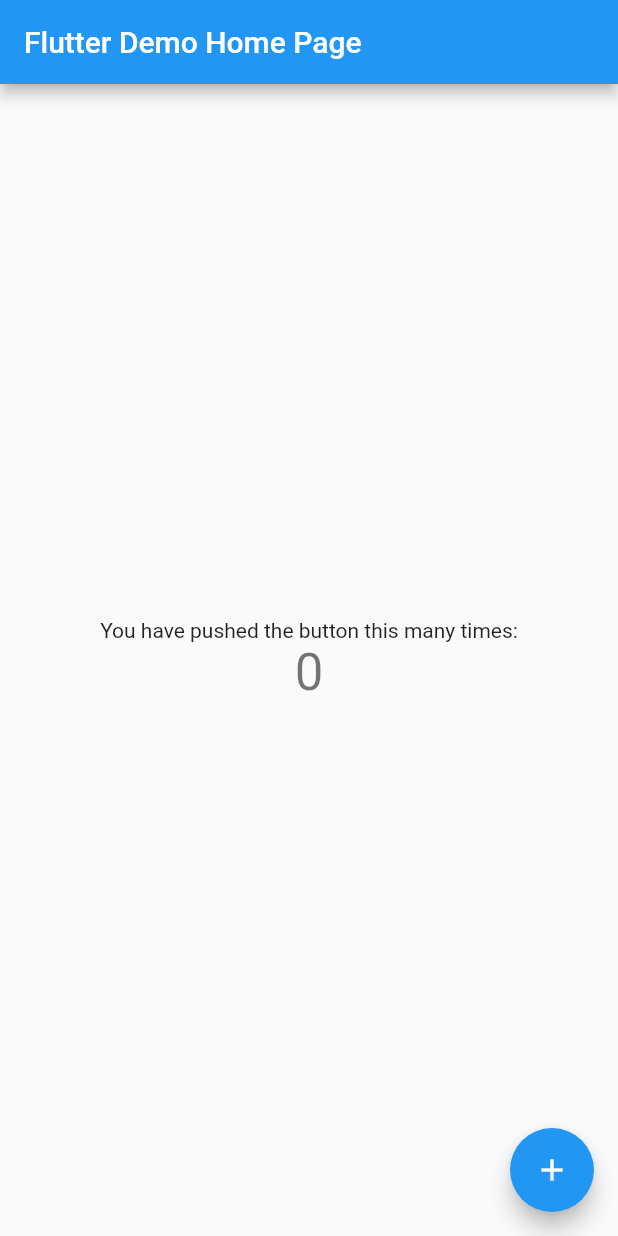
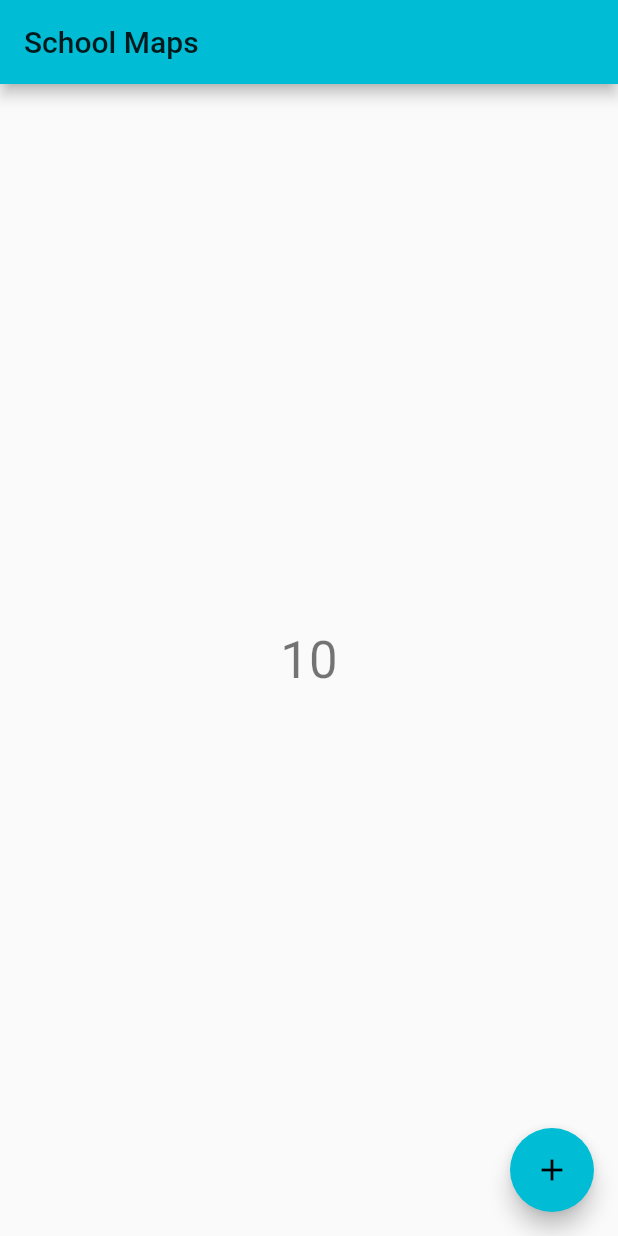
Before and after one commit to MauryBenavidez/School-maps, a Flutter app: the screen it shows after launch, on a phone screen of 412 x 824 dp. Run offline on Flutter 3.47's test engine with Material 2 defaults, Android fonts, the phone set to English and light mode, and no system bars.

Commit message:
haciendo pantallas

```diff
--- a/lib/main.dart
+++ b/lib/main.dart
@@ -20,9 +20,9 @@ class MyApp extends StatelessWidget {
         // or simply save your changes to "hot reload" in a Flutter IDE).
         // Notice that the counter didn't reset back to zero; the application
         // is not restarted.
-        primarySwatch: Colors.blue,
+        primarySwatch: Colors.cyan,
       ),
-      home: MyHomePage(title: 'Flutter Demo Home Page'),
+      home: MyHomePage(title: 'School Maps'),
     );
   }
 }
@@ -46,7 +46,7 @@ class MyHomePage extends StatefulWidget {
 }
 
 class _MyHomePageState extends State<MyHomePage> {
-  int _counter = 0;
+  int _counter = 10;
 
   void _incrementCounter() {
     setState(() {
@@ -93,9 +93,7 @@ class _MyHomePageState extends State<MyHomePage> {
           // horizontal).
           mainAxisAlignment: MainAxisAlignment.center,
           children: <Widget>[
-            Text(
-              'You have pushed the button this many times:',
-            ),
+
             Text(
               '$_counter',
               style: Theme.of(context).textTheme.headline4,
@@ -111,4 +109,3 @@ class _MyHomePageState extends State<MyHomePage> {
     );
   }
 }
-ffalfsaflalfal
```
